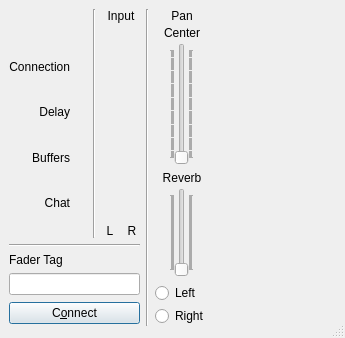
Above: src/llconclientdlgbase.ui from jamulussoftware/jamulus before the change. Below: the same form after it.
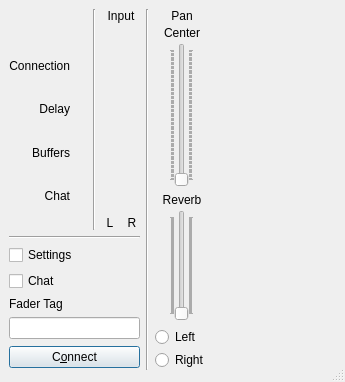
That is the form after the change. Icons and pictures are not drawn. Custom widgets are drawn as their Qt base class.

Commit message: added two buttons on the main window

Diff of the .ui file:
```diff
--- a/src/llconclientdlgbase.ui
+++ b/src/llconclientdlgbase.ui
@@ -6,7 +6,7 @@
     <x>0</x>
     <y>0</y>
     <width>345</width>
-    <height>338</height>
+    <height>382</height>
    </rect>
   </property>
   <property name="windowTitle" >
@@ -426,6 +426,20 @@
           </property>
          </widget>
         </item>
+        <item>
+         <widget class="QCheckBox" name="chbSettings" >
+          <property name="text" >
+           <string>Settings</string>
+          </property>
+         </widget>
+        </item>
+        <item>
+         <widget class="QCheckBox" name="chbChat" >
+          <property name="text" >
+           <string>Chat</string>
+          </property>
+         </widget>
+        </item>
         <item>
          <widget class="QLabel" name="lblServerTag" >
           <property name="sizePolicy" >
```
Left out of the diff: 2 changed lines with no effect on the pictures. The commit also changes 5 other files.
